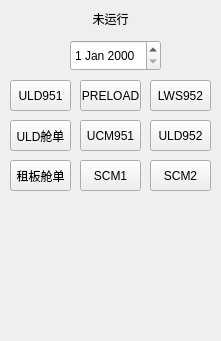
The window that Interface/MS.ui (liuym5/MS) describes before a commit, drawn with Qt 5.
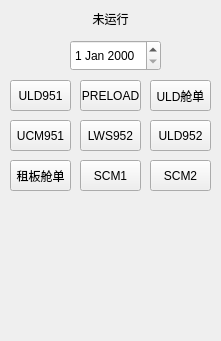
The same window after the commit.

Commit message: 2410071955按钮功能顺序调整

Diff of the .ui file:
```diff
--- a/Interface/MS.ui
+++ b/Interface/MS.ui
@@ -57,8 +57,8 @@
   <widget class="QPushButton" name="ULDMnfstBtn">
    <property name="geometry">
     <rect>
-     <x>10</x>
-     <y>120</y>
+     <x>150</x>
+     <y>80</y>
      <width>61</width>
      <height>31</height>
     </rect>
@@ -96,8 +96,8 @@
   <widget class="QPushButton" name="LWS952Btn">
    <property name="geometry">
     <rect>
-     <x>150</x>
-     <y>80</y>
+     <x>80</x>
+     <y>120</y>
      <width>61</width>
      <height>31</height>
     </rect>
@@ -109,7 +109,7 @@
   <widget class="QPushButton" name="UCM951Btn">
    <property name="geometry">
     <rect>
-     <x>80</x>
+     <x>10</x>
      <y>120</y>
      <width>61</width>
      <height>31</height>
```
The commit also changes 3 other files.
